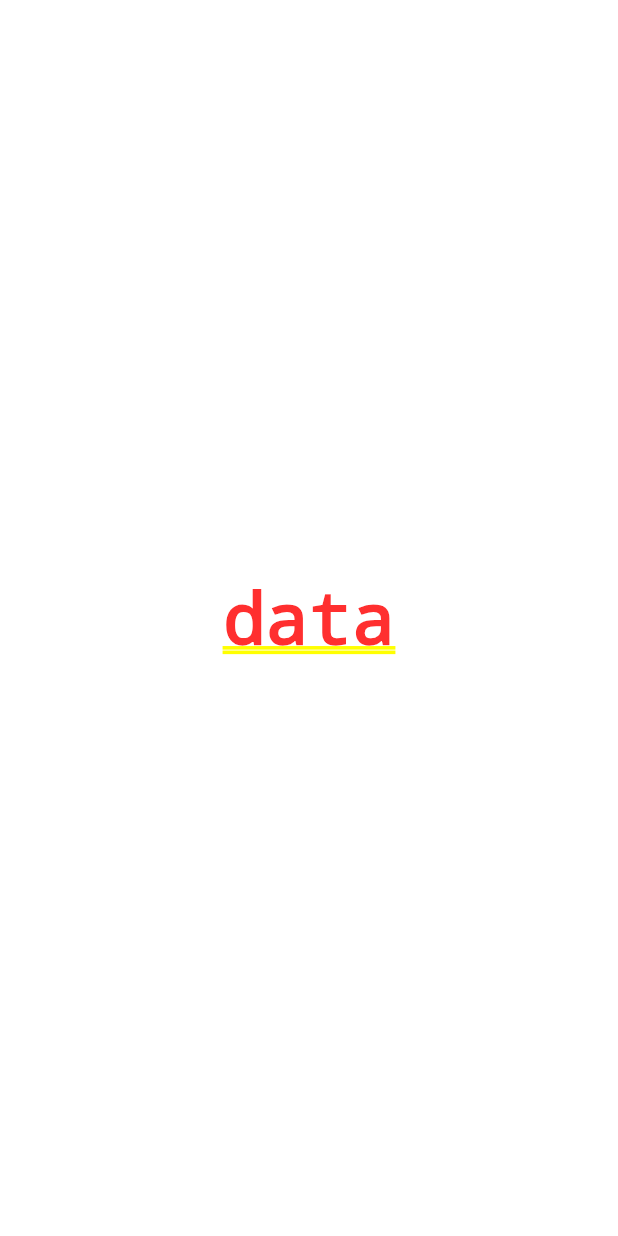
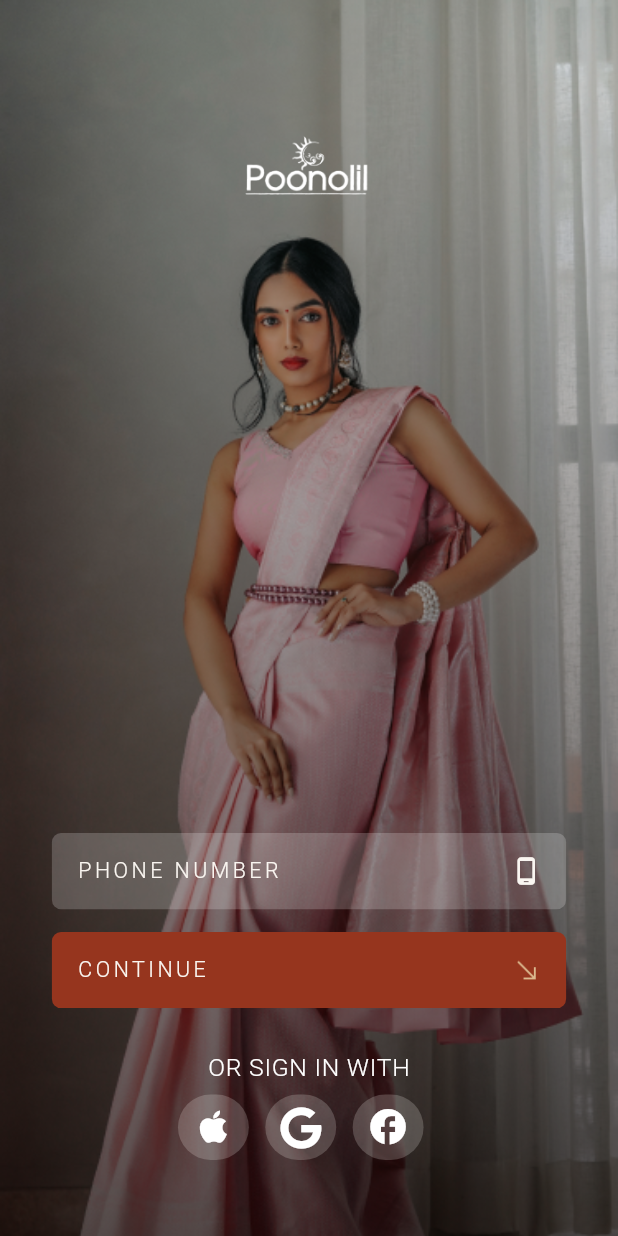
Before and after one commit to Sohag-84/poonolil_textiles_ui, a Flutter app: the screen it shows after launch, on a phone screen of 412 x 824 dp. Run offline on Flutter 3.47's test engine with Material 2 defaults, Android fonts, the phone set to English and light mode, and no system bars; our stand-ins replace flutter_screenutil, font_awesome_flutter, get.

Commit message:
Login screen is designed

```diff
--- /dev/null
+++ b/lib/constant/colors.dart
@@ -0,0 +1,10 @@
+// ignore_for_file: prefer_const_constructors, non_constant_identifier_names
+
+import 'package:flutter/material.dart';
+
+class Colour{
+  static Color primary_color = Color(0xFF96351E);
+  static Color secondary_color = Color(0xFFDBB98F);
+  static Color white_color = Color(0xFFFAF6F1);
+  static Color black_color = Color(0xFF170906);
+}
--- a/lib/main.dart
+++ b/lib/main.dart
@@ -4,11 +4,13 @@ import 'package:flutter/material.dart';
 import 'package:flutter/services.dart';
 import 'package:flutter_screenutil/flutter_screenutil.dart';
 import 'package:get/get.dart';
+import 'package:poonolil_textiles_ui/routes.dart';
+import 'package:poonolil_textiles_ui/views/login_screen.dart';
 
 void main() {
   WidgetsFlutterBinding.ensureInitialized();
   SystemChrome.setSystemUIOverlayStyle(
-      SystemUiOverlayStyle(statusBarColor: Colors.red));
+      SystemUiOverlayStyle(statusBarColor: Color(0xFF170906).withOpacity(.50)));
   runApp(const MyApp());
 }
 
@@ -21,7 +23,8 @@ class MyApp extends StatelessWidget {
       builder: (BuildContext context, Widget? child) {
         return GetMaterialApp(
           debugShowCheckedModeBanner: false,
-          home: Center(child: Text("data")),
+          initialRoute: loginScreen,
+          getPages: pages,
         );
       },
     );
--- a/lib/routes.dart
+++ b/lib/routes.dart
@@ -0,0 +1,10 @@
+// ignore_for_file: prefer_const_constructors
+
+import 'package:get/get.dart';
+import 'package:poonolil_textiles_ui/views/login_screen.dart';
+
+String loginScreen = '/login-screen';
+
+List<GetPage> pages = [
+  GetPage(name: loginScreen, page: () => LoginScreen()),
+];
--- /dev/null
+++ b/lib/views/login_screen.dart
@@ -0,0 +1,101 @@
+// ignore_for_file: prefer_const_constructors
+
+import 'package:flutter/material.dart';
+import 'package:flutter_screenutil/flutter_screenutil.dart';
+import 'package:font_awesome_flutter/font_awesome_flutter.dart';
+
+import '../constant/colors.dart';
+import '../widgets/custom_button.dart';
+import '../widgets/custom_icon_button.dart';
+
+class LoginScreen extends StatelessWidget {
+  const LoginScreen({Key? key}) : super(key: key);
+
+  @override
+  Widget build(BuildContext context) {
+    return Scaffold(
+      body: SafeArea(
+        child: Container(
+          width: double.infinity,
+          decoration: BoxDecoration(
+              image: DecorationImage(
+                  image: AssetImage(
+                    'images/login.png',
+                  ),
+                  fit: BoxFit.cover)),
+          child: Column(
+            mainAxisAlignment: MainAxisAlignment.spaceBetween,
+            children: [
+              Column(
+                children: [
+                  Image.asset('images/logo.png', width: 100.w, height: 220.h),
+                ],
+              ),
+              Column(
+                children: [
+                  CustomButton(
+                    onTap: () {},
+                    iconWidget: Icon(
+                      Icons.phone_android_outlined,
+                      color: Colour.white_color,
+                      size: 20,
+                    ),
+                    text: "PHONE NUMBER",
+                    buttonColor: Colors.white.withOpacity(.20),
+                  ),
+                  SizedBox(height: 15.h),
+                  CustomButton(
+                    onTap: () {},
+                    iconWidget: Image.asset(
+                      'images/arrow.png',
+                      height: 20,
+                      width: 20,
+                      fit: BoxFit.cover,
+                      color: Colour.secondary_color,
+                    ),
+                    text: "CONTINUE",
+                    buttonColor: Colour.primary_color,
+                  ),
+                  SizedBox(
+                    height: 30.h,
+                  ),
+                  Text(
+                    "OR SIGN IN WITH",
+                    style: TextStyle(
+                        color: Colors.white,
+                        fontWeight: FontWeight.w300,
+                        fontSize: 15.sp,
+                        letterSpacing: 0.50),
+                  ),
+                  SizedBox(height: 8.h),
+                  Row(
+                    mainAxisAlignment: MainAxisAlignment.center,
+                    children: [
+                      CustomIconButton(
+                        onTap: null,
+                        imageIcon:
+                          Icons.apple_outlined,
+
+                      ),
+                      SizedBox(width: 10.w),
+                      CustomIconButton(
+                          onTap: null,
+                          imageIcon: FontAwesomeIcons.google),
+                      SizedBox(width: 10.w),
+                      CustomIconButton(
+                        onTap: null,
+                        imageIcon: Icons.facebook_outlined,
+                      ),
+                      SizedBox(width: 10.w),
+                    ],
+                  ),
+                  SizedBox(height: 50.h)
+                ],
+              ),
+            ],
+          ),
+        ),
+      ),
+    );
+  }
+}
--- /dev/null
+++ b/lib/widgets/custom_button.dart
@@ -0,0 +1,51 @@
+import 'package:flutter/material.dart';
+import 'package:flutter_screenutil/flutter_screenutil.dart';
+
+import '../constant/colors.dart';
+
+class CustomButton extends StatelessWidget {
+  final onTap;
+  final Widget iconWidget;
+  final String text;
+  final Color buttonColor;
+  const CustomButton({
+    Key? key,
+    required this.onTap,
+    required this.iconWidget,
+    required this.text,
+    required this.buttonColor,
+  }) : super(key: key);
+
+  @override
+  Widget build(BuildContext context) {
+    return InkWell(
+      onTap: onTap,
+      child: Container(
+        width: 312.w,
+        height: 50.h,
+        decoration: BoxDecoration(
+          color: buttonColor,
+          borderRadius: BorderRadius.circular(6.r),
+        ),
+        child: Padding(
+          padding: EdgeInsets.symmetric(horizontal: 15.w),
+          child: Row(
+            mainAxisAlignment: MainAxisAlignment.spaceBetween,
+            children: [
+              Text(
+                text,
+                style: TextStyle(
+                  fontWeight: FontWeight.w300,
+                  fontSize: 13.sp,
+                  color: Colour.white_color,
+                  letterSpacing: 2.3
+                ),
+              ),
+              iconWidget
+            ],
+          ),
+        ),
+      ),
+    );
+  }
+}
--- /dev/null
+++ b/lib/widgets/custom_icon_button.dart
@@ -0,0 +1,25 @@
+import 'package:flutter/material.dart';
+import 'package:flutter_screenutil/flutter_screenutil.dart';
+
+class CustomIconButton extends StatelessWidget {
+  final onTap;
+  final IconData imageIcon;
+  const CustomIconButton(
+      {Key? key, required this.onTap, required this.imageIcon})
+      : super(key: key);
+
+  @override
+  Widget build(BuildContext context) {
+    return InkWell(
+      onTap: onTap,
+      child: Container(
+        height: 43.h,
+        width: 43.w,
+        decoration: BoxDecoration(
+            color: Color(0xFFFAF6F1).withOpacity(0.20),
+            borderRadius: BorderRadius.circular(180.r)),
+        child: Icon(imageIcon,color: Colors.white,size: 28.h,),
+      ),
+    );
+  }
+}
--- a/pubspec.yaml
+++ b/pubspec.yaml
@@ -15,6 +15,8 @@ dependencies:
   cupertino_icons: ^1.0.2
   get: ^4.6.5
   flutter_screenutil: ^5.5.3+2
+  font_awesome_flutter: ^10.1.0
+
 
 
 dev_dependencies:
```
Also changed, not shown: images/arrow.png (added), images/bg_img.png (added), images/google.png (added), images/login.png (added), images/logo.png (added), pubspec.lock.
